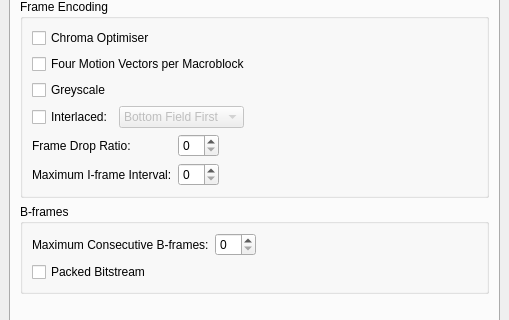
Old version of the form branches/avidemux_2.5_branch_gruntster/plugins/ADM_videoEncoder/ADM_vidEnc_xvid/qt4/xvidConfigDialog.ui in the repository BackupTheBerlios/avidemux-svn; both pictures show x 0 to 509 and y 89 to 409 of the 509 by 624 pixel window.
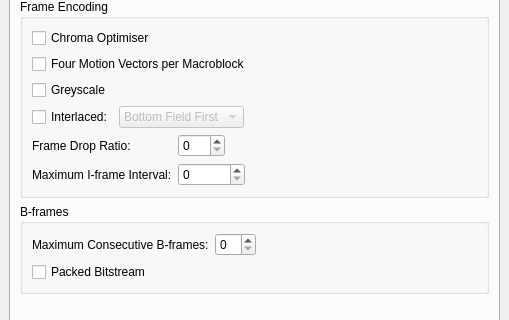
New version of the form. The open tabs and pages were chosen to show the change.

Commit message: [xvid] hook up Frame tab for Qt options window

```diff
--- a/branches/avidemux_2.5_branch_gruntster/plugins/ADM_videoEncoder/ADM_vidEnc_xvid/qt4/xvidConfigDialog.ui
+++ b/branches/avidemux_2.5_branch_gruntster/plugins/ADM_videoEncoder/ADM_vidEnc_xvid/qt4/xvidConfigDialog.ui
@@ -1114,7 +1114,11 @@
                <number>6</number>
               </property>
               <item>
-               <widget class="QSpinBox" name="maxIframeIntervalSpinBox" />
+               <widget class="QSpinBox" name="maxIframeIntervalSpinBox" >
+                <property name="maximum" >
+                 <number>2147483647</number>
+                </property>
+               </widget>
               </item>
               <item>
                <spacer>
@@ -1147,7 +1151,11 @@
                <number>6</number>
               </property>
               <item>
-               <widget class="QSpinBox" name="frameDropSpinBox" />
+               <widget class="QSpinBox" name="frameDropSpinBox" >
+                <property name="maximum" >
+                 <number>100</number>
+                </property>
+               </widget>
               </item>
               <item>
                <spacer>
```
Left out of the diff: 6 changed lines with no effect on the pictures. The commit also changes 4 other files.
